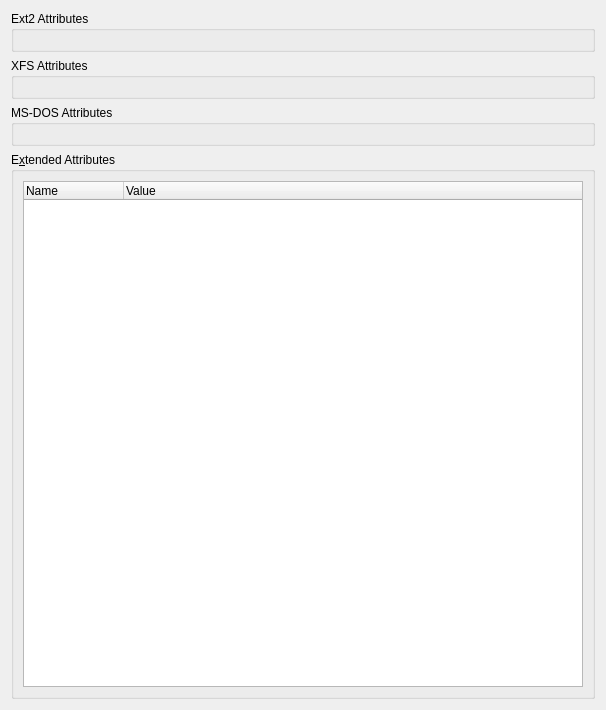
Qt form src/kde/xattr/XAttrView.ui (GerbilSoft/rom-properties) before a commit.
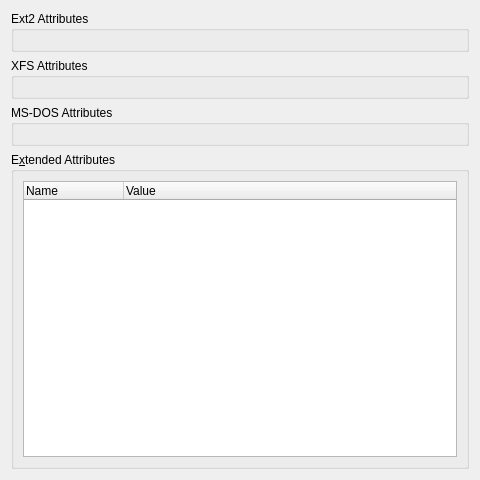
The same form after that commit. Custom widgets are drawn as their Qt base class.

Commit message:
[kde] XAttrView.ui: Update the main QVBoxLayout stretch factors.
The entry for XfsAttrView was missing.

treeXAttr: Set the vertical size policy to MinimumExpanding.
This seems to help increase the minimum size so it's not useless.

FIXME: It's not actually expanding on Dolphin 24.02.0 (KF6).
...neither are Xbox 360 achievements. This appears to be a Dolphin KF6
bug, since it works on Dolphin KF5...

What changed in the file:
```diff
--- a/src/kde/xattr/XAttrView.ui
+++ b/src/kde/xattr/XAttrView.ui
@@ -6,11 +6,11 @@
    <rect>
     <x>0</x>
     <y>0</y>
-    <width>606</width>
-    <height>710</height>
+    <width>480</width>
+    <height>480</height>
    </rect>
   </property>
-  <layout class="QVBoxLayout" name="vboxXAttrView" stretch="0,0,1">
+  <layout class="QVBoxLayout" name="vboxXAttrView" stretch="0,0,0,1">
    <item>
     <widget class="QGroupBox" name="grpExt2Attributes">
      <property name="title">
@@ -61,6 +61,12 @@
      <layout class="QVBoxLayout" name="vboxXAttr">
       <item>
        <widget class="QTreeWidget" name="treeXAttr">
+        <property name="sizePolicy">
+         <sizepolicy hsizetype="Expanding" vsizetype="MinimumExpanding">
+          <horstretch>0</horstretch>
+          <verstretch>0</verstretch>
+         </sizepolicy>
+        </property>
         <property name="alternatingRowColors">
          <bool>true</bool>
         </property>
```
